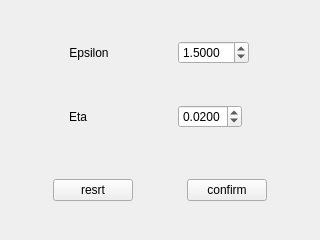
Before: the Qt Designer form src/ui/douglas_peucker_dialog.ui in crazyBeliever-He/LOWPOLY, drawn with Qt 5.
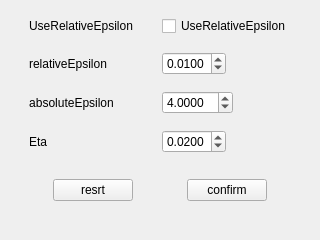
After: the same form once the commit is applied.

```diff
--- a/src/ui/douglas_peucker_dialog.ui
+++ b/src/ui/douglas_peucker_dialog.ui
@@ -56,7 +56,7 @@
          </sizepolicy>
         </property>
         <property name="text">
-         <string>Epsilon</string>
+         <string>UseRelativeEpsilon</string>
         </property>
         <property name="alignment">
          <set>Qt::AlignmentFlag::AlignCenter</set>
@@ -64,28 +64,98 @@
        </widget>
       </item>
       <item row="0" column="1">
-       <widget class="QDoubleSpinBox" name="Epsilon">
+       <widget class="QCheckBox" name="useRelativeEpsilon">
         <property name="sizePolicy">
          <sizepolicy hsizetype="Fixed" vsizetype="Fixed">
           <horstretch>0</horstretch>
           <verstretch>0</verstretch>
          </sizepolicy>
         </property>
-        <property name="decimals">
-         <number>4</number>
-        </property>
-        <property name="maximum">
-         <double>20.000000000000000</double>
-        </property>
-        <property name="singleStep">
-         <double>0.100000000000000</double>
-        </property>
-        <property name="value">
-         <double>1.500000000000000</double>
+        <property name="text">
+         <string>UseRelativeEpsilon</string>
         </property>
        </widget>
       </item>
       <item row="1" column="0">
+       <widget class="QLabel" name="label_relativeEpsilon">
+        <property name="sizePolicy">
+         <sizepolicy hsizetype="Fixed" vsizetype="Preferred">
+          <horstretch>0</horstretch>
+          <verstretch>0</verstretch>
+         </sizepolicy>
+        </property>
+        <property name="text">
+         <string>relativeEpsilon</string>
+        </property>
+        <property name="alignment">
+         <set>Qt::AlignmentFlag::AlignCenter</set>
+        </property>
+       </widget>
+      </item>
+      <item row="1" column="1">
+       <widget class="QDoubleSpinBox" name="relativeEpsilon">
+        <property name="sizePolicy">
+         <sizepolicy hsizetype="Fixed" vsizetype="Fixed">
+          <horstretch>0</horstretch>
+          <verstretch>0</verstretch>
+         </sizepolicy>
+        </property>
+        <property name="decimals">
+         <number>4</number>
+        </property>
+        <property name="minimum">
+         <double>0.001000000000000</double>
+        </property>
+        <property name="maximum">
+         <double>0.100000000000000</double>
+        </property>
+        <property name="singleStep">
+         <double>0.001000000000000</double>
+        </property>
+        <property name="value">
+         <double>0.010000000000000</double>
+        </property>
+       </widget>
+      </item>
+      <item row="2" column="0">
+       <widget class="QLabel" name="label_absoluteEpsilon">
+        <property name="sizePolicy">
+         <sizepolicy hsizetype="Fixed" vsizetype="Preferred">
+          <horstretch>0</horstretch>
+          <verstretch>0</verstretch>
+         </sizepolicy>
+        </property>
+        <property name="text">
+         <string>absoluteEpsilon</string>
+        </property>
+        <property name="alignment">
+         <set>Qt::AlignmentFlag::AlignCenter</set>
+        </property>
+       </widget>
+      </item>
+      <item row="2" column="1">
+       <widget class="QDoubleSpinBox" name="absoluteEpsilon">
+        <property name="sizePolicy">
+         <sizepolicy hsizetype="Fixed" vsizetype="Fixed">
+          <horstretch>0</horstretch>
+          <verstretch>0</verstretch>
+         </sizepolicy>
+        </property>
+        <property name="decimals">
+         <number>4</number>
+        </property>
+        <property name="maximum">
+         <double>20.000000000000000</double>
+        </property>
+        <property name="singleStep">
+         <double>0.100000000000000</double>
+        </property>
+        <property name="value">
+         <double>4.000000000000000</double>
+        </property>
+       </widget>
+      </item>
+      <item row="3" column="0">
        <widget class="QLabel" name="label_Eta">
         <property name="sizePolicy">
          <sizepolicy hsizetype="Fixed" vsizetype="Preferred">
@@ -101,7 +171,7 @@
         </property>
        </widget>
       </item>
-      <item row="1" column="1">
+      <item row="3" column="1">
        <widget class="QDoubleSpinBox" name="Eta">
         <property name="sizePolicy">
          <sizepolicy hsizetype="Fixed" vsizetype="Fixed">
```
Left out of the diff: 2 changed lines with no effect on the pictures.
